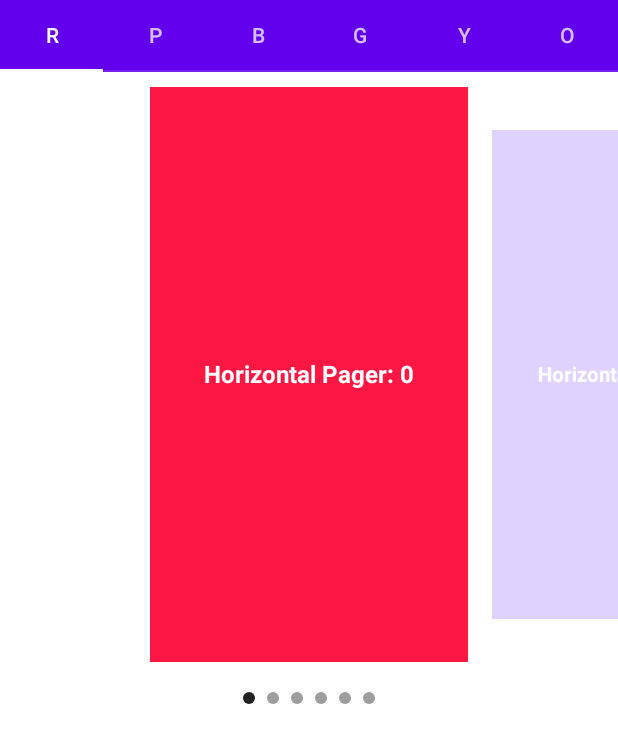
After one commit to kmj94102/ComposeDesign, an Android app built with Jetpack Compose: the composable PagerScreen shown on its own in the app's theme, on a phone screen of 412 x 824 dp. The commit adds this screen. Shown: the top 743 px of the screen. Run offline under Robolectric (Android 15) with nearby library versions, the phone set to English and light mode, and no system bars; our stand-ins replace accompanist.

Commit message:
- 뷰페이저 추가

```diff
--- a/app/src/main/AndroidManifest.xml
+++ b/app/src/main/AndroidManifest.xml
@@ -8,6 +8,11 @@
         android:label="@string/app_name"
         android:theme="@style/Theme.ComposeDesign"
         tools:targetApi="31">
+        <activity
+            android:name=".ui.view.viewpager.ViewPagerActivity"
+            android:exported="false"
+            android:label="@string/title_activity_view_pager"
+            android:theme="@style/Theme.ComposeDesign" />
         <activity
             android:name=".ui.view.game.GameActivity"
             android:exported="false"
--- a/app/src/main/java/com/example/composedesign/ui/view/MainActivity.kt
+++ b/app/src/main/java/com/example/composedesign/ui/view/MainActivity.kt
@@ -25,6 +25,7 @@ import com.example.composedesign.ui.util.startActivity
 import com.example.composedesign.ui.view.animation.AnimationActivity
 import com.example.composedesign.ui.view.game.GameActivity
 import com.example.composedesign.ui.view.shoes.ShoesActivity
+import com.example.composedesign.ui.view.viewpager.ViewPagerActivity
 
 class MainActivity : ComponentActivity() {
     override fun onCreate(savedInstanceState: Bundle?) {
@@ -46,7 +47,7 @@ class MainActivity : ComponentActivity() {
 fun MainBody() {
     val context = LocalContext.current
     val performClick : () -> Unit = {
-        context.startActivity(GameActivity::class.java)
+        context.startActivity(ViewPagerActivity::class.java)
     }
 
     LaunchedEffect(true) {
@@ -80,9 +81,18 @@ fun MainBody() {
         item {
             MainButton(
                 text = "Game",
-                color = Color(0xFFD81B60)
+                color = Color(0xFF651FFF)
             ) {
                 context.startActivity(GameActivity::class.java)
+            }
+        }
+
+        item {
+            MainButton(
+                text = "Pager",
+                color = Color(0xFF2979FF)
+            ) {
+                context.startActivity(ViewPagerActivity::class.java)
             }
         }
     }
--- /dev/null
+++ b/app/src/main/java/com/example/composedesign/ui/view/viewpager/PagerScreen.kt
@@ -0,0 +1,126 @@
+package com.example.composedesign.ui.view.viewpager
+
+import androidx.compose.foundation.background
+import androidx.compose.foundation.layout.*
+import androidx.compose.material.Tab
+import androidx.compose.material.TabRow
+import androidx.compose.material.TabRowDefaults
+import androidx.compose.material.Text
+import androidx.compose.runtime.Composable
+import androidx.compose.runtime.LaunchedEffect
+import androidx.compose.runtime.rememberCoroutineScope
+import androidx.compose.ui.Alignment
+import androidx.compose.ui.Modifier
+import androidx.compose.ui.graphics.Color
+import androidx.compose.ui.graphics.graphicsLayer
+import androidx.compose.ui.text.font.FontWeight
+import androidx.compose.ui.unit.dp
+import androidx.compose.ui.unit.lerp
+import androidx.compose.ui.util.lerp
+import com.google.accompanist.pager.*
+import kotlinx.coroutines.delay
+import kotlinx.coroutines.launch
+import kotlin.math.absoluteValue
+
+@OptIn(ExperimentalPagerApi::class)
+@Composable
+fun PagerScreen() {
+
+    val colorList = listOf(
+        Color(0xFFFF1744),
+        Color(0xFF651FFF),
+        Color(0xFF2979FF),
+        Color(0xFF00E676),
+        Color(0xFFFFC400),
+        Color(0xFFFF3D00),
+    )
+    val tabList = listOf(
+        "R",
+        "P",
+        "B",
+        "G",
+        "Y",
+        "O"
+    )
+
+    val state = rememberPagerState()
+    val scope = rememberCoroutineScope()
+
+    Column(modifier = Modifier.fillMaxSize()) {
+        TabRow(
+            selectedTabIndex = state.currentPage,
+            indicator = { tabPositions ->
+                TabRowDefaults.Indicator(
+                    Modifier.pagerTabIndicatorOffset(state, tabPositions)
+                )
+            }
+        ) {
+            tabList.forEachIndexed { index, title ->
+                Tab(
+                    text = { Text(title) },
+                    selected = state.currentPage == index,
+                    onClick = {
+                        scope.launch {
+                            state.animateScrollToPage(index)
+                        }
+                    },
+                )
+            }
+        }
+
+        Spacer(modifier = Modifier.height(10.dp))
+
+        HorizontalPager(
+            count = colorList.size,
+            state = state,
+            contentPadding = PaddingValues(horizontal = 100.dp),
+            modifier = Modifier
+                .fillMaxWidth()
+                .fillMaxSize(0.5f)
+        ) { page ->
+            Box(
+                contentAlignment = Alignment.Center,
+                modifier = Modifier
+                    .graphicsLayer {
+                        val pageOffset = calculateCurrentOffsetForPage(page).absoluteValue
+                        // 크기 조절
+                        lerp(
+                            start = 0.85f,
+                            stop = 1f,
+                            fraction = 1f - pageOffset.coerceIn(0f, 1f)
+                        ).also { scale ->
+                            scaleX = scale
+                            scaleY = scale
+                        }
+                        // 투명도 조절
+                        alpha = lerp(
+                            start = 0.2f,
+                            stop = 1f,
+                            fraction = 1f - pageOffset.coerceIn(0f, 1f)
+                        )
+                    }
+                    .fillMaxSize()
+                    .background(colorList[page])
+            ) {
+                Text(
+                    text = "Horizontal Pager: $page",
+                    color = Color.White,
+                    fontWeight = FontWeight.Bold
+                )
+            }
+        }
+
+        HorizontalPagerIndicator(
+            pagerState = state,
+            modifier = Modifier
+                .padding(top = 20.dp)
+                .align(Alignment.CenterHorizontally)
+        )
+
+        LaunchedEffect(state.currentPage) {
+            delay(3000)
+            val index = (state.currentPage + 1) % state.pageCount
+            state.animateScrollToPage(index)
+        }
+    }
+}
--- /dev/null
+++ b/app/src/main/java/com/example/composedesign/ui/view/viewpager/ViewPagerActivity.kt
@@ -0,0 +1,26 @@
+package com.example.composedesign.ui.view.viewpager
+
+import android.os.Bundle
+import androidx.activity.ComponentActivity
+import androidx.activity.compose.setContent
+import androidx.compose.foundation.layout.fillMaxSize
+import androidx.compose.material.MaterialTheme
+import androidx.compose.material.Surface
+import androidx.compose.ui.Modifier
+import com.example.composedesign.ui.ui.theme.ComposeDesignTheme
+
+class ViewPagerActivity : ComponentActivity() {
+    override fun onCreate(savedInstanceState: Bundle?) {
+        super.onCreate(savedInstanceState)
+        setContent {
+            ComposeDesignTheme {
+               Surface(
+                    modifier = Modifier.fillMaxSize(),
+                    color = MaterialTheme.colors.background
+                ) {
+                   PagerScreen()
+                }
+            }
+        }
+    }
+}
--- a/app/src/main/res/values/strings.xml
+++ b/app/src/main/res/values/strings.xml
@@ -5,4 +5,5 @@
     <string name="title_activity_shoes_detail">ShoesDetailActivity</string>
     <string name="title_activity_animation">AnimationActivity</string>
     <string name="title_activity_game">GameActivity</string>
+    <string name="title_activity_view_pager">ViewPagerActivity</string>
 </resources>
```
